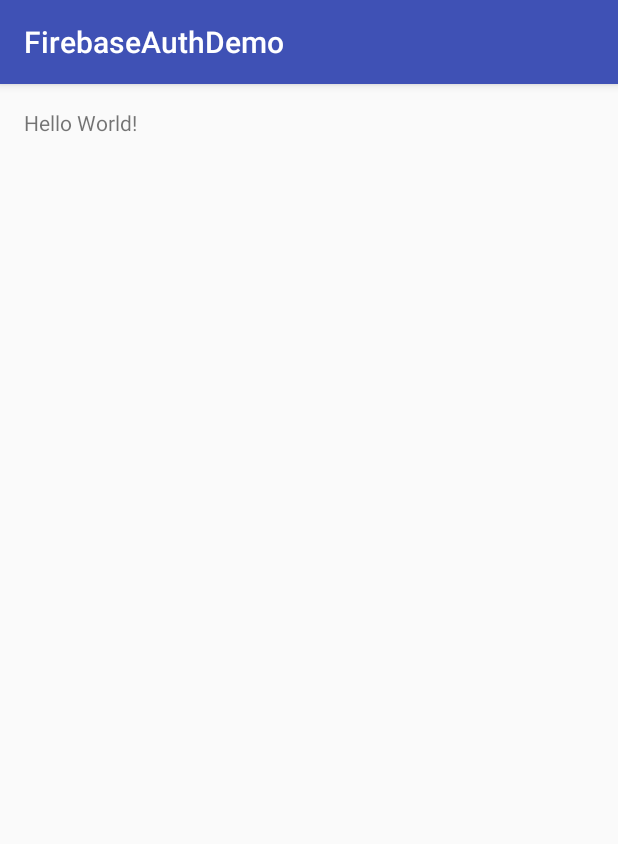
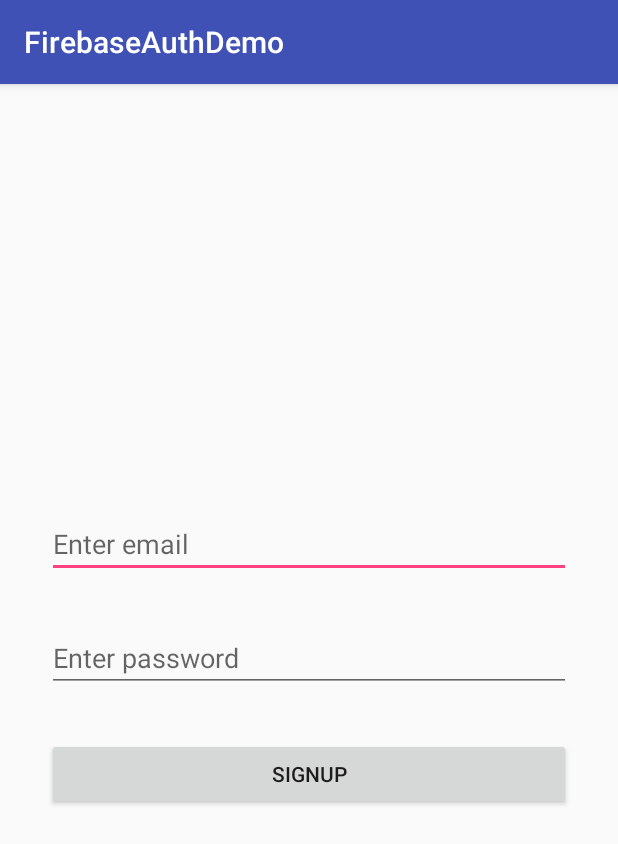
Before and after one commit to sachin1kumar/FirebaseDemo, an Android app: the screen it shows after launch (MainActivity), on a phone screen of 412 x 824 dp. Shown: the top 844 px of the screen. Run offline under Robolectric (Android 15) with nearby library versions, the phone set to English and light mode, and no system bars; our stand-ins replace Firebase (no records; nobody signed in at launch, a user with empty details on screens opened directly).

Commit message:
firebase auth added.

```diff
--- a/build.gradle
+++ b/build.gradle
@@ -23,4 +23,9 @@ dependencies {
     compile fileTree(dir: 'libs', include: ['*.jar'])
     testCompile 'junit:junit:4.12'
     compile 'com.android.support:appcompat-v7:23.3.0'
+    //add this line
+    compile 'com.google.firebase:firebase-auth:9.2.1'
 }
+
+//add the following line
+apply plugin: 'com.google.gms.google-services'
--- a/src/main/AndroidManifest.xml
+++ b/src/main/AndroidManifest.xml
@@ -2,6 +2,7 @@
 <manifest xmlns:android="http://schemas.android.com/apk/res/android"
     package="com.example.sachin.firebaseauthdemo">
 
+    <uses-permission android:name="android.permission.INTERNET"/>
     <application
         android:allowBackup="true"
         android:icon="@mipmap/ic_launcher"
--- a/src/main/java/com/example/sachin/firebaseauthdemo/MainActivity.java
+++ b/src/main/java/com/example/sachin/firebaseauthdemo/MainActivity.java
@@ -1,13 +1,84 @@
 package com.example.sachin.firebaseauthdemo;
 
+import android.app.ProgressDialog;
+import android.support.annotation.NonNull;
 import android.support.v7.app.AppCompatActivity;
 import android.os.Bundle;
+import android.text.TextUtils;
+import android.view.View;
+import android.widget.Button;
+import android.widget.EditText;
+import android.widget.Toast;
+
+
+import com.google.android.gms.tasks.OnCompleteListener;
+import com.google.android.gms.tasks.Task;
+import com.google.firebase.auth.AuthResult;
+import com.google.firebase.auth.FirebaseAuth;
 
 public class MainActivity extends AppCompatActivity {
+
+    private FirebaseAuth firebaseAuth;
+    private EditText email, password;
+    private Button signup;
+    private String emailid = "", pass = "";
+    private ProgressDialog progressDialog;
 
     @Override
     protected void onCreate(Bundle savedInstanceState) {
         super.onCreate(savedInstanceState);
         setContentView(R.layout.activity_main);
+
+        firebaseAuth = FirebaseAuth.getInstance();
+
+        email = (EditText) findViewById(R.id.editTextEmail);
+        password = (EditText) findViewById(R.id.editTextPassword);
+
+        signup = (Button) findViewById(R.id.buttonSignup);
+
+        progressDialog = new ProgressDialog(this);
+
+        signup.setOnClickListener(new View.OnClickListener() {
+            @Override
+            public void onClick(View v) {
+
+                emailid = email.getText().toString();
+                pass = password.getText().toString();
+
+                //checking if email and passwords are empty
+                if (TextUtils.isEmpty(emailid)) {
+                    Toast.makeText(getApplicationContext(), "Please enter email", Toast.LENGTH_LONG).show();
+                    return;
+                }
+
+                if (TextUtils.isEmpty(pass)) {
+                    Toast.makeText(getApplicationContext(), "Please enter password", Toast.LENGTH_LONG).show();
+                    return;
+                }
+
+                //if the email and password are not empty
+                //displaying a progress dialog
+
+                progressDialog.setMessage("Registering Please Wait...");
+                progressDialog.show();
+
+                //creating new user.
+                firebaseAuth.createUserWithEmailAndPassword(emailid, pass).addOnCompleteListener(new OnCompleteListener<AuthResult>() {
+                    @Override
+                    public void onComplete(@NonNull Task<AuthResult> task) {
+                        //checking if success
+                        if (task.isSuccessful()) {
+                            //display some message here
+                            Toast.makeText(MainActivity.this, "Successfully registered", Toast.LENGTH_LONG).show();
+                        } else {
+                            //display some message here
+                            Toast.makeText(MainActivity.this, "Registration Error", Toast.LENGTH_LONG).show();
+                        }
+                        progressDialog.dismiss();
+
+                    }
+                });
+            }
+        });
     }
 }
--- a/src/main/res/layout/activity_main.xml
+++ b/src/main/res/layout/activity_main.xml
@@ -3,14 +3,42 @@
     xmlns:tools="http://schemas.android.com/tools"
     android:layout_width="match_parent"
     android:layout_height="match_parent"
+    android:orientation="vertical"
     android:paddingBottom="@dimen/activity_vertical_margin"
     android:paddingLeft="@dimen/activity_horizontal_margin"
     android:paddingRight="@dimen/activity_horizontal_margin"
     android:paddingTop="@dimen/activity_vertical_margin"
     tools:context="com.example.sachin.firebaseauthdemo.MainActivity">
 
-    <TextView
-        android:layout_width="wrap_content"
+    <LinearLayout
+        android:layout_centerVertical="true"
+        android:layout_width="match_parent"
         android:layout_height="wrap_content"
-        android:text="Hello World!" />
+        android:orientation="vertical">
+
+        <EditText
+            android:id="@+id/editTextEmail"
+            android:layout_width="match_parent"
+            android:layout_height="wrap_content"
+            android:layout_margin="15dp"
+            android:hint="Enter email"
+            android:inputType="textEmailAddress" />
+
+        <EditText
+            android:id="@+id/editTextPassword"
+            android:layout_width="match_parent"
+            android:layout_height="wrap_content"
+            android:layout_margin="15dp"
+            android:hint="Enter password"
+            android:inputType="textPassword" />
+
+        <Button
+            android:id="@+id/buttonSignup"
+            android:layout_width="match_parent"
+            android:layout_height="wrap_content"
+            android:layout_margin="15dp"
+            android:text="Signup" />
+
+    </LinearLayout>
+
 </RelativeLayout>
```
Also changed, not shown: 2 other files.
